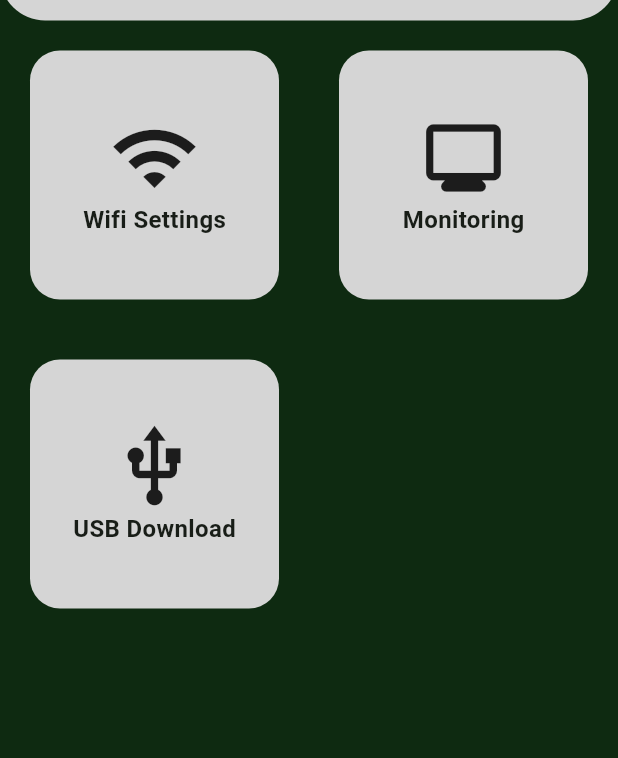
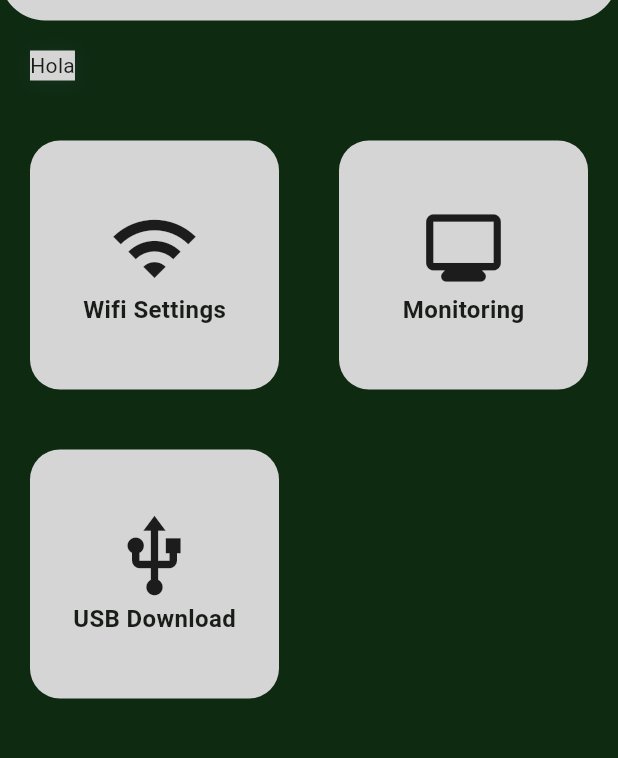
Before and after one commit to jmontero22c/Flutter_Guardian, a Flutter app: the screen it shows after launch, on a phone screen of 412 x 824 dp, the part 62-820 px from its top. Run offline on Flutter 3.47's test engine with Material 3 defaults, Android fonts, the phone set to English and light mode, and no system bars; our stand-ins replace location; missing offline and left inert: network_info_plus.

Commit message:
Empiezo el cambio del main

```diff
--- a/lib/views/main_page.dart
+++ b/lib/views/main_page.dart
@@ -25,7 +25,32 @@ class Options extends StatelessWidget {
 
   @override
   Widget build(BuildContext context){
-    return GridView.count(
+    return Column(
+      crossAxisAlignment: CrossAxisAlignment.start,
+      children: [
+        Padding(
+          padding: const EdgeInsets.all(20),
+          child: Container(
+            decoration: BoxDecoration(
+              color: AppColors.secondColor,
+              boxShadow: [
+                BoxShadow(
+                  color: const Color(0xFF3A5160).withOpacity(0.2),
+                  offset: const Offset(1.1, 1.1),
+                  blurRadius: 10.0
+                )
+              ]
+            ),
+            height: 20,
+            child: const Text(
+              'Hola'
+            ),
+          ),
+        ),
+
+        //Grid con los botones de las diferentes pantallas
+        Expanded(
+          child: GridView.count(
             crossAxisCount: 2,
             children: List.generate(3, (index) {
               return InkWell(
@@ -56,6 +81,9 @@ class Options extends StatelessWidget {
                 },
               );
             }),
+          ),
+        ),
+      ]
     );
   }
 }
```
Lines whose indentation alone changed are shown as unchanged.
